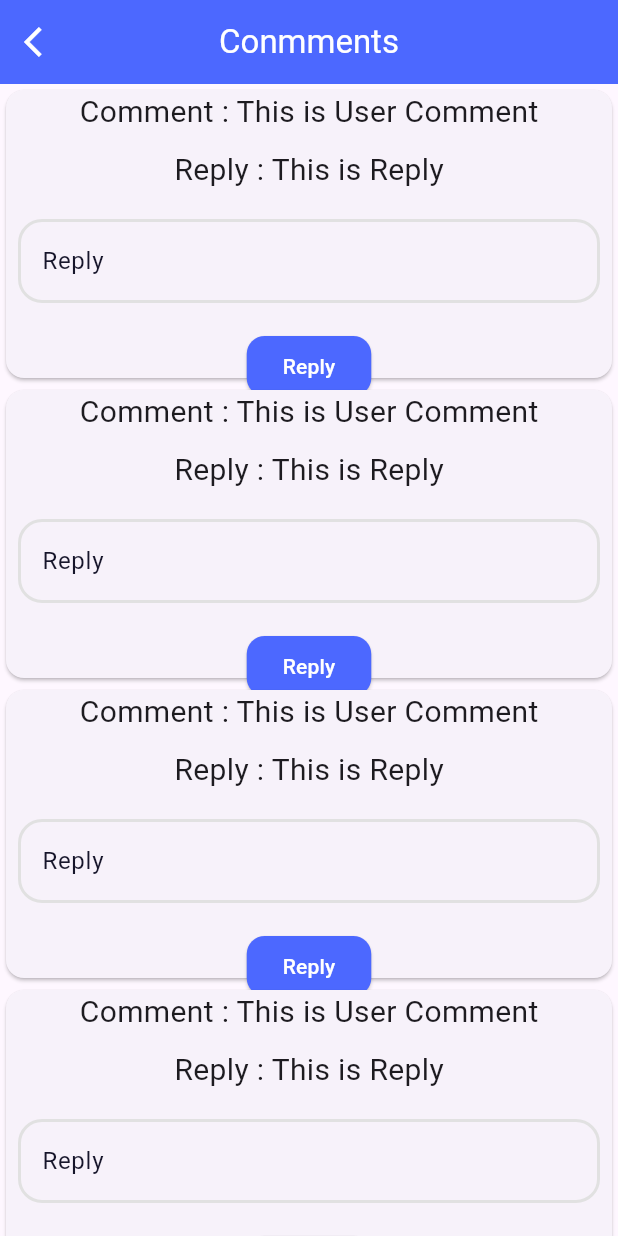
After one commit to salahswidan/our_market_admin_dashboard, a Flutter app: the CommentsView screen opened directly, on a phone screen of 412 x 824 dp. The commit adds this screen. Run offline on Flutter 3.47's test engine with Material 3 defaults, Android fonts, the phone set to English and light mode, and no system bars; our stand-ins replace cached_network_image.

Commit message:
finish comments view ui

```diff
--- a/lib/core/components/custom_product_card.dart
+++ b/lib/core/components/custom_product_card.dart
@@ -1,6 +1,7 @@
 
 import 'package:flutter/material.dart';
 import 'package:our_market_admin_dashboard/core/functions/navigate_to.dart';
+import 'package:our_market_admin_dashboard/features/products/view/comments_view.dart';
 import 'package:our_market_admin_dashboard/features/products/view/edit_product.dart';
 
 import 'cache_image.dart';
@@ -68,7 +69,7 @@ class CustomProductCard extends StatelessWidget {
                   height: 10,
                 ),
                 CustomElevatedButton(
-                    child: const Icon(Icons.comment), onPressed: () {})
+                    child: const Icon(Icons.comment), onPressed: ()=> naviagteTo(context,CommentsView()) )
               ],
             ),
             Padding(
--- /dev/null
+++ b/lib/features/products/view/comments_view.dart
@@ -0,0 +1,47 @@
+import 'package:flutter/material.dart';
+import 'package:our_market_admin_dashboard/core/components/custom_elevated_button.dart';
+import 'package:our_market_admin_dashboard/core/components/custom_text_field.dart';
+import 'package:our_market_admin_dashboard/core/functions/build_appBar.dart';
+
+class CommentsView extends StatelessWidget {
+  const CommentsView({super.key});
+
+  @override
+  Widget build(BuildContext context) {
+    return Scaffold(
+      appBar: buildCustomAppBar(context, "Conmments"),
+      body: ListView.builder(itemBuilder: (context,index)=> CommentCard(),itemCount: 10,),
+    );
+  }
+}
+
+class CommentCard extends StatelessWidget {
+   CommentCard({
+    super.key,
+  });
+  final TextEditingController replyController = TextEditingController();
+
+  @override
+  Widget build(BuildContext context) {
+    return SizedBox(
+      height: 200,
+      child: Card(
+        child: Column(
+          children: [
+            const Text("Comment : This is User Comment",style: TextStyle(fontSize: 20),),
+            const SizedBox(height: 10,),
+            const Text("Reply : This is Reply",style: TextStyle(fontSize: 20),),
+            const SizedBox(height: 10,),
+            Padding(
+              padding: const EdgeInsets.all(8.0),
+              child:   CustomTextField(lableText: "Reply",
+              controller: replyController,),
+            ),
+            const SizedBox(height: 10,),
+            CustomElevatedButton(onPressed: (){}, child: const Text("Reply"),),
+          ],
+        ),
+      ),
+    );
+  }
+}
```
